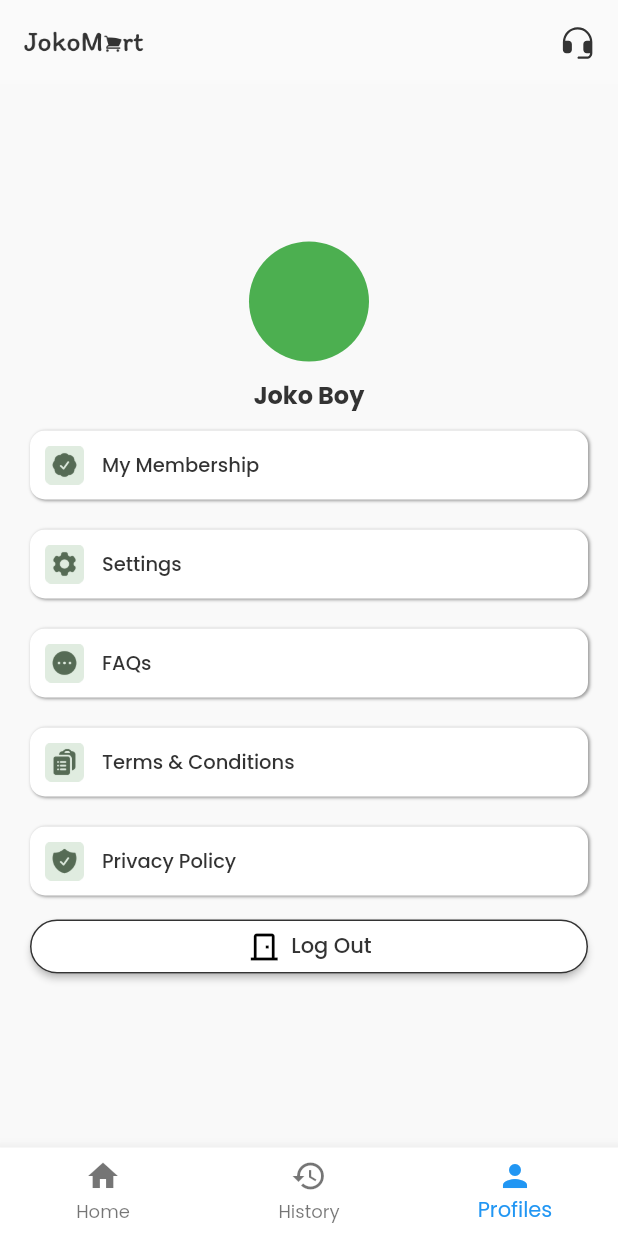
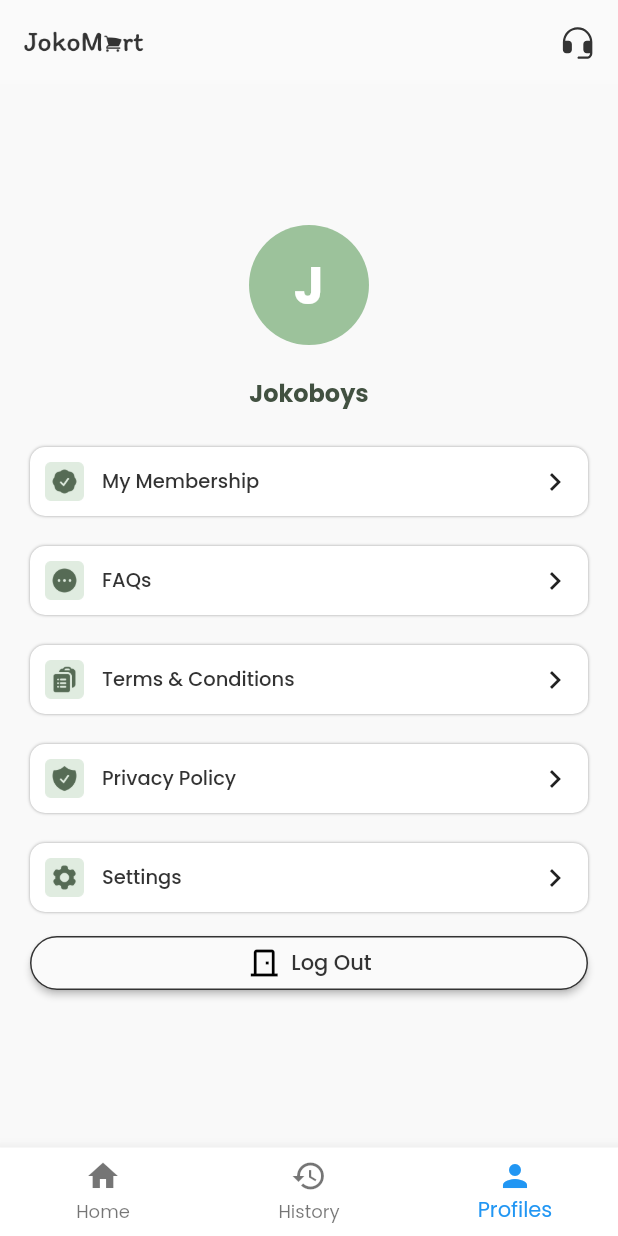
Before and after one commit to capstone-project-alterra-9/flutter-loyalty-point, a Flutter app: the ProfileView screen opened by its route, on a phone screen of 412 x 824 dp. Run offline on Flutter 3.47's test engine with Material 2 defaults, Android fonts, the phone set to English and light mode, and no system bars; our stand-ins replace dio, flutter_svg, google_fonts, heroicons, shared_preferences; accounts and stored records are empty.

Commit message:
improvement profile view dan snackbar viewmodel

```diff
--- a/lib/src/views/profile/membership_view.dart
+++ b/lib/src/views/profile/membership_view.dart
@@ -15,7 +15,7 @@ class MembershipView extends StatelessWidget {
       appBar: AppBar(
         iconTheme: IconThemeData(color: Colors.black),
         title: Text(
-          "My Membership",
+          "User Level",
           style: GoogleFonts.poppins(
               fontWeight: FontWeight.w500, color: Colors.black),
         ),
--- a/lib/src/views/profile/profile_view.dart
+++ b/lib/src/views/profile/profile_view.dart
@@ -1,11 +1,13 @@
 import 'package:flutter/material.dart';
 import 'package:flutter_loyalty_point/src/styles/styles.dart';
+import 'package:flutter_loyalty_point/src/view_models/profile/profile_viewmodel.dart';
 import 'package:flutter_loyalty_point/src/views/auth/login/login_view.dart';
 import 'package:flutter_loyalty_point/src/views/profile/faq_view.dart';
 import 'package:flutter_loyalty_point/src/views/profile/membership_view.dart';
 import 'package:flutter_loyalty_point/src/views/widgets/bottomnav_widget.dart';
 import 'package:flutter_svg/svg.dart';
 import 'package:google_fonts/google_fonts.dart';
+import 'package:provider/provider.dart';
 import 'package:shared_preferences/shared_preferences.dart';
 
 class ProfileView extends StatefulWidget {
@@ -46,28 +48,39 @@ class _ProfileViewState extends State<ProfileView> {
         ),
         body: Center(
           child: SingleChildScrollView(
-            padding: const EdgeInsets.all(20),
+            padding: const EdgeInsets.fromLTRB(20, 0, 20, 0),
             child: Column(
               mainAxisAlignment: MainAxisAlignment.center,
               children: [
                 Container(
                   decoration: BoxDecoration(
-                    color: Colors.green,
+                    color: Styles.colorGreen500,
                     borderRadius: BorderRadius.circular(100),
                   ),
                   width: 80,
                   height: 80,
+                  child: Center(
+                    child: const Text(
+                      "J",
+                      style: TextStyle(
+                          fontSize: 35,
+                          fontWeight: FontWeight.bold,
+                          color: Colors.white),
+                    ),
+                  ),
                 ),
                 const SizedBox(
-                  height: 10,
+                  height: 20,
                 ),
                 Text(
-                  "Joko Boy",
+                  "Jokoboys",
                   style: GoogleFonts.poppins(
-                      fontSize: 16, fontWeight: FontWeight.bold),
+                      fontSize: 16,
+                      fontWeight: FontWeight.bold,
+                      color: Styles.colorGreen900),
                 ),
                 const SizedBox(
-                  height: 12,
+                  height: 24,
                 ),
                 Column(
                   crossAxisAlignment: CrossAxisAlignment.stretch,
@@ -81,15 +94,15 @@ class _ProfileViewState extends State<ProfileView> {
                         decoration: BoxDecoration(
                             borderRadius: BorderRadius.circular(10),
                             color: Colors.white,
-                            boxShadow: [
+                            boxShadow: const [
                               BoxShadow(
                                 color: Colors.grey,
-                                offset: Offset(1, .5), //(x,y)
                                 blurRadius: 1.0,
                               ),
                             ]),
                         padding: const EdgeInsets.all(10),
                         child: Row(
+                          mainAxisAlignment: MainAxisAlignment.spaceBetween,
                           children: [
                             Row(
                               children: [
@@ -107,7 +120,8 @@ class _ProfileViewState extends State<ProfileView> {
                                       fontWeight: FontWeight.w500),
                                 ),
                               ],
-                            )
+                            ),
+                            const Icon(Icons.keyboard_arrow_right_outlined)
                           ],
                         ),
                       ),
@@ -116,19 +130,154 @@ class _ProfileViewState extends State<ProfileView> {
                       height: 20,
                     ),
                     InkWell(
+                      onTap: () {
+                        Navigator.of(context).pushNamed(FAQView.routeName);
+                      },
                       child: Container(
                         decoration: BoxDecoration(
                             borderRadius: BorderRadius.circular(10),
                             color: Colors.white,
-                            boxShadow: [
+                            boxShadow: const [
                               BoxShadow(
                                 color: Colors.grey,
-                                offset: Offset(1, .5), //(x,y)
                                 blurRadius: 1.0,
                               ),
                             ]),
                         padding: const EdgeInsets.all(10),
                         child: Row(
+                          mainAxisAlignment: MainAxisAlignment.spaceBetween,
+                          children: [
+                            Row(
+                              children: [
+                                Image.asset(
+                                  "assets/images/faq_logo.png",
+                                  width: 26,
+                                ),
+                                const SizedBox(
+                                  width: 12,
+                                ),
+                                Text(
+                                  "FAQs",
+                                  style: GoogleFonts.poppins(
+                                      fontSize: 13,
+                                      fontWeight: FontWeight.w500),
+                                ),
+                              ],
+                            ),
+                            const Icon(Icons.keyboard_arrow_right_outlined)
+                          ],
+                        ),
+                      ),
+                    ),
+                    const SizedBox(
+                      height: 20,
+                    ),
+                    InkWell(
+                      onTap: () {
+                        Provider.of<ProfileViewModel>(context, listen: false)
+                            .showSnackBar(context);
+                      },
+                      child: Container(
+                        decoration: BoxDecoration(
+                            borderRadius: BorderRadius.circular(10),
+                            color: Colors.white,
+                            boxShadow: const [
+                              BoxShadow(
+                                color: Colors.grey,
+                                blurRadius: 1.0,
+                              ),
+                            ]),
+                        padding: const EdgeInsets.all(10),
+                        child: Row(
+                          mainAxisAlignment: MainAxisAlignment.spaceBetween,
+                          children: [
+                            Row(
+                              children: [
+                                Image.asset(
+                                  "assets/images/terms_logo.png",
+                                  width: 26,
+                                ),
+                                const SizedBox(
+                                  width: 12,
+                                ),
+                                Text(
+                                  "Terms & Conditions",
+                                  style: GoogleFonts.poppins(
+                                      fontSize: 13,
+                                      fontWeight: FontWeight.w500),
+                                ),
+                              ],
+                            ),
+                            const Icon(Icons.keyboard_arrow_right_outlined)
+                          ],
+                        ),
+                      ),
+                    ),
+                    const SizedBox(
+                      height: 20,
+                    ),
+                    InkWell(
+                      onTap: () {
+                        Provider.of<ProfileViewModel>(context, listen: false)
+                            .showSnackBar(context);
+                      },
+                      child: Container(
+                        decoration: BoxDecoration(
+                            borderRadius: BorderRadius.circular(10),
+                            color: Colors.white,
+                            boxShadow: const [
+                              BoxShadow(
+                                color: Colors.grey,
+                                blurRadius: 1.0,
+                              ),
+                            ]),
+                        padding: const EdgeInsets.all(10),
+                        child: Row(
+                          mainAxisAlignment: MainAxisAlignment.spaceBetween,
+                          children: [
+                            Row(
+                              children: [
+                                Image.asset(
+                                  "assets/images/privacy_icon.png",
+                                  width: 26,
+                                ),
+                                const SizedBox(
+                                  width: 12,
+                                ),
+                                Text(
+                                  "Privacy Policy",
+                                  style: GoogleFonts.poppins(
+                                      fontSize: 13,
+                                      fontWeight: FontWeight.w500),
+                                ),
+                              ],
+                            ),
+                            const Icon(Icons.keyboard_arrow_right_outlined)
+                          ],
+                        ),
+                      ),
+                    ),
+                    const SizedBox(
+                      height: 20,
+                    ),
+                    InkWell(
+                      onTap: () {
+                        Provider.of<ProfileViewModel>(context, listen: false)
+                            .showSnackBar(context);
+                      },
+                      child: Container(
+                        decoration: BoxDecoration(
+                            borderRadius: BorderRadius.circular(10),
+                            color: Colors.white,
+                            boxShadow: const [
+                              BoxShadow(
+                                color: Colors.grey,
+                                blurRadius: 1.0,
+                              ),
+                            ]),
+                        padding: const EdgeInsets.all(10),
+                        child: Row(
+                          mainAxisAlignment: MainAxisAlignment.spaceBetween,
                           children: [
                             Row(
                               children: [
@@ -146,127 +295,8 @@ class _ProfileViewState extends State<ProfileView> {
                                       fontWeight: FontWeight.w500),
                                 ),
                               ],
-                            )
-                          ],
-                        ),
-                      ),
-                    ),
-                    const SizedBox(
-                      height: 20,
-                    ),
-                    InkWell(
-                      onTap: () {
-                        Navigator.of(context).pushNamed(FAQView.routeName);
-                      },
-                      child: Container(
-                        decoration: BoxDecoration(
-                            borderRadius: BorderRadius.circular(10),
-                            color: Colors.white,
-                            boxShadow: [
-                              BoxShadow(
-                                color: Colors.grey,
-                                offset: Offset(1, .5), //(x,y)
-                                blurRadius: 1.0,
-                              ),
-                            ]),
-                        padding: const EdgeInsets.all(10),
-                        child: Row(
-                          children: [
-                            Row(
-                              children: [
-                                Image.asset(
-                                  "assets/images/faq_logo.png",
-                                  width: 26,
-                                ),
-                                const SizedBox(
-                                  width: 12,
-                                ),
-                                Text(
-                                  "FAQs",
-                                  style: GoogleFonts.poppins(
-                                      fontSize: 13,
-                                      fontWeight: FontWeight.w500),
-                                ),
-                              ],
-                            )
-                          ],
-                        ),
-                      ),
-                    ),
-                    const SizedBox(
-                      height: 20,
-                    ),
-                    InkWell(
-                      child: Container(
-                        decoration: BoxDecoration(
-                            borderRadius: BorderRadius.circular(10),
-                            color: Colors.white,
-                            boxShadow: [
-                              BoxShadow(
-                                color: Colors.grey,
-                                offset: Offset(1, .5), //(x,y)
-                                blurRadius: 1.0,
-                              ),
-                            ]),
-                        padding: const EdgeInsets.all(10),
-                        child: Row(
-                          children: [
-                            Row(
-                              children: [
-                                Image.asset(
-                                  "assets/images/terms_logo.png",
-                                  width: 26,
-                                ),
-                                const SizedBox(
-                                  width: 12,
-                                ),
-                                Text(
-                                  "Terms & Conditions",
-                                  style: GoogleFonts.poppins(
-                                      fontSize: 13,
-                                      fontWeight: FontWeight.w500),
-                                ),
-                              ],
-                            )
-                          ],
-                        ),
-                      ),
-                    ),
-                    const SizedBox(
-                      height: 20,
-                    ),
-                    InkWell(
-                      child: Container(
-                        decoration: BoxDecoration(
-                            borderRadius: BorderRadius.circular(10),
-                            color: Colors.white,
-                            boxShadow: [
-                              BoxShadow(
-                                color: Colors.grey,
-                                offset: Offset(1, .5), //(x,y)
-                                blurRadius: 1.0,
-                              ),
-                            ]),
-                        padding: const EdgeInsets.all(10),
-                        child: Row(
-                          children: [
-                            Row(
-                              children: [
-                                Image.asset(
-                                  "assets/images/privacy_icon.png",
-                                  width: 26,
-                                ),
-                                const SizedBox(
-                                  width: 12,
-                                ),
-                                Text(
-                                  "Privacy Policy",
-                                  style: GoogleFonts.poppins(
-                                      fontSize: 13,
-                                      fontWeight: FontWeight.w500),
-                                ),
-                              ],
-                            )
+                            ),
+                            const Icon(Icons.keyboard_arrow_right_outlined)
                           ],
                         ),
                       ),
@@ -276,7 +306,7 @@ class _ProfileViewState extends State<ProfileView> {
                     ),
                     ElevatedButton(
                       style: ElevatedButton.styleFrom(
-                        backgroundColor: const Color.fromRGBO(255, 255, 255, 1),
+                        backgroundColor: Colors.grey[50],
                         shape: RoundedRectangleBorder(
                           borderRadius: BorderRadius.circular(100),
                           side: const BorderSide(color: Styles.colorBlack400),
@@ -284,11 +314,86 @@ class _ProfileViewState extends State<ProfileView> {
                       ),
                       onPressed: () async {
                         // ? move to view model
-                        final SharedPreferences prefs =
-                            await SharedPreferences.getInstance();
-                        prefs.clear();
+                        showDialog(
+                          context: context,
+                          builder: (context) {
+                            return AlertDialog(
+                              shape: const RoundedRectangleBorder(
+                                borderRadius:
+                                    BorderRadius.all(Radius.circular(20)),
+                              ),
+                              titlePadding: const EdgeInsets.only(
+                                  top: 10, bottom: 10, left: 30, right: 30),
+                              contentPadding: const EdgeInsets.only(
+                                  bottom: 13, left: 30, right: 30),
+                              title: const Text(
+                                'Log Out?',
+                                textAlign: TextAlign.center,
+                                style: TextStyle(
+                                    fontWeight: FontWeight.w900, fontSize: 18),
+                              ),
+                              content: const Text(
+                                "Are you sure want to logout?",
+                                textAlign: TextAlign.center,
+                                style: TextStyle(
+                                    fontSize: 15, color: Styles.colorBlack300),
+                              ),
+                              actions: <Widget>[
+                                Row(
+                                  mainAxisAlignment: MainAxisAlignment.center,
+                                  children: [
+                                    ElevatedButton(
+                                      style: ElevatedButton.styleFrom(
+                                        backgroundColor: const Color.fromRGBO(
+                                            255, 255, 255, 1),
+                                        padding: const EdgeInsets.symmetric(
+                                          horizontal: 24,
+                                          vertical: 10,
+                                        ),
+                                        textStyle: const TextStyle(
+                                          fontSize: 16,
+                                          fontWeight: FontWeight.w600,
+                                        ),
+                                        shape: RoundedRectangleBorder(
+                                          borderRadius:
+                                              BorderRadius.circular(100),
+                                          side: const BorderSide(
+                                              color: Styles.colorGreen500),
+                                        ),
+                                      ),
+                                      onPressed: () {
+                                        Navigator.of(context).pop();
+                                      },
+                                      child: Text(
+                                        'Cancel',
+                                        style: GoogleFonts.poppins(
+                                            color: Styles.colorGreen500,
+                                            fontWeight: FontWeight.bold),
+                                      ),
+                                    ),
+                                    const SizedBox(
+                                      width: 30,
+                                    ),
+                                    ElevatedButton(
+                                      style: Styles.primaryButton,
+                                      onPressed: () async {
+                                        final SharedPreferences prefs =
+                                            await SharedPreferences
+                                                .getInstance();
+                                        prefs.clear();
 
-                        Navigator.of(context).pushNamed(LoginView.routeName);
+                                        Navigator.of(context)
+                                            .pushNamed(LoginView.routeName);
+                                      },
+                                      child: Text('Log Out',
+                                          style: GoogleFonts.poppins()),
+                                    ),
+                                  ],
+                                )
+                              ],
+                            );
+                          },
+                        );
                       },
                       child: Row(
                         crossAxisAlignment: CrossAxisAlignment.center,
```
Also changed, not shown: lib/src/view_models/profile/profile_viewmodel.dart (+66 -2 lines).
